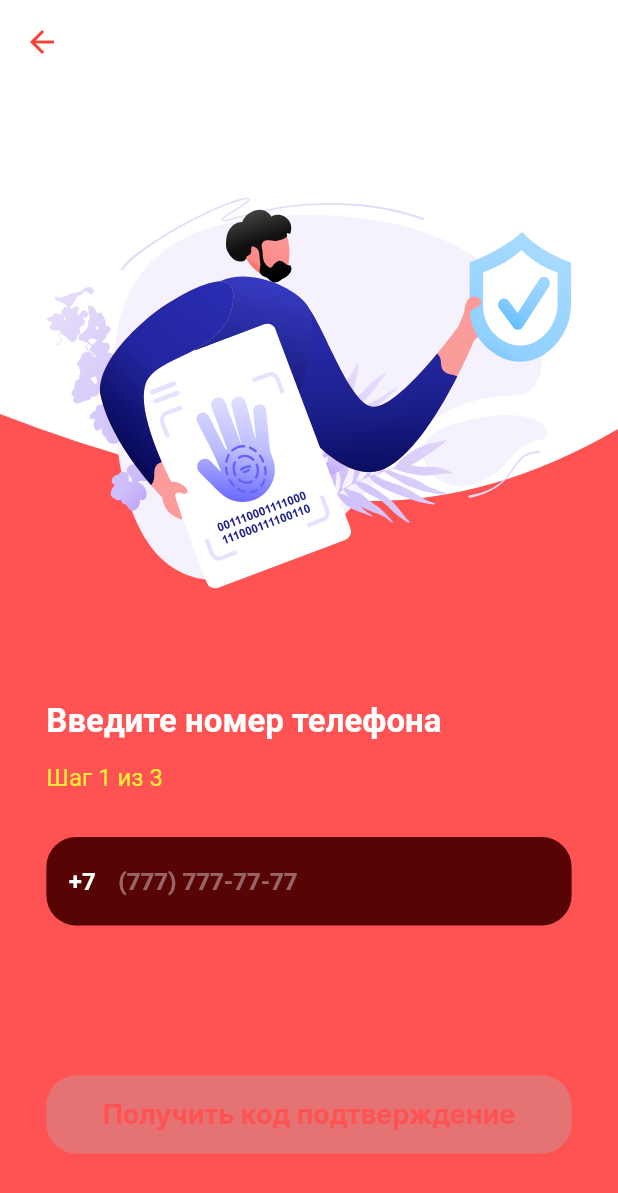
After one commit to maratbekovaidar/sulu-mobile-application, a Flutter app: the ResetPasswordPage screen opened by its route, on a phone screen of 412 x 824 dp. The commit adds this screen. Shown: the top 1193 px of the screen. Run offline on Flutter 3.47's test engine with Material 2 defaults, Android fonts, the phone set to English and light mode, and no system bars; our stand-ins replace bloc, cached_network_image, carousel_slider, chopper, dio, flutter_bloc and 12 more; missing offline and left inert: flutter_secure_storage_web, restart_app; accounts and stored records are empty; generated files the repository leaves out were written again; project files that could hold a hidden picture were left out.

Commit message:
[#20] feat(reset_password): initialize reset_password_page.dart

```diff
--- a/lib/configuration/route_generator.dart
+++ b/lib/configuration/route_generator.dart
@@ -4,6 +4,7 @@ import 'package:sulu_mobile_application/features/auth/views/screens/login_page.d
 import 'package:sulu_mobile_application/features/auth/views/screens/no_auth_page.dart';
 import 'package:sulu_mobile_application/features/auth/views/screens/otp_checking_page.dart';
 import 'package:sulu_mobile_application/features/auth/views/screens/register_page.dart';
+import 'package:sulu_mobile_application/features/auth/views/screens/reset_password/reset_password_page.dart';
 import 'package:sulu_mobile_application/features/auth/views/screens/step_registration/personal_registration_step.dart';
 import 'package:sulu_mobile_application/features/establishment/views/screens/establishments_page.dart';
 import 'package:sulu_mobile_application/features/favorite/views/screens/favorite_page.dart';
@@ -50,6 +51,8 @@ class RouteGenerator {
         return MaterialPageRoute(builder: (_) => const NoAuthPage());
       case '/step_registration':
         return _createRoute(const PersonalRegistrationStep());
+      case '/reset_password':
+        return _createRoute(const ResetPasswordPage());
         return MaterialPageRoute(builder: (_) => const PersonalRegistrationStep());
       case '/check_otp':
         if(args is OtpCheckingConstructor ){
--- /dev/null
+++ b/lib/features/auth/views/screens/reset_password/reset_password_page.dart
@@ -0,0 +1,290 @@
+
+import 'package:flutter/material.dart';
+import 'package:flutter/services.dart';
+import 'package:flutter_svg/flutter_svg.dart';
+import 'package:mask_text_input_formatter/mask_text_input_formatter.dart';
+import 'package:sulu_mobile_application/features/auth/views/screens/step_registration/otp_registration_step.dart';
+import 'package:sulu_mobile_application/features/auth/views/ui/my_clipper.dart';
+import 'package:sulu_mobile_application/utils/services/user_service.dart';
+
+class ResetPasswordPage extends StatefulWidget {
+  const ResetPasswordPage({Key? key}) : super(key: key);
+
+  @override
+  State<ResetPasswordPage> createState() => _ResetPasswordPageState();
+}
+
+class _ResetPasswordPageState extends State<ResetPasswordPage> {
+  /// Provider
+  final UserService _userProvider = UserService();
+
+  /// Phone Controller
+  TextEditingController phoneNumberController = TextEditingController();
+
+  /// States
+  String phoneNumberValidState = "null";
+
+  /// Phone number formatter
+  var maskFormatter = MaskTextInputFormatter(
+      mask: '(###) ###-##-##',
+      filter: { "#": RegExp(r'[0-9]') },
+      type: MaskAutoCompletionType.eager
+  );
+
+  @override
+  Widget build(BuildContext context) {
+
+    double width = MediaQuery.of(context).size.width;
+
+    return Scaffold(
+      resizeToAvoidBottomInset: false,
+      appBar: AppBar(
+        backgroundColor: Colors.white,
+        elevation: 0,
+        foregroundColor: Colors.red,
+      ),
+      backgroundColor: Colors.redAccent,
+      body: SingleChildScrollView(
+        reverse: true,
+        child: Stack(
+          children: [
+
+            /// Wave
+            ClipPath(
+                clipper: MyClipper(),
+                child: Container(
+                  height: 300,
+                  color: Colors.white,
+                )
+            ),
+
+            /// Content
+            Column(
+              mainAxisAlignment: MainAxisAlignment.spaceBetween,
+              children: [
+
+                /// Main Block
+                Column(
+                  mainAxisAlignment: MainAxisAlignment.start,
+                  children: [
+
+                    /// Illustration
+                    SvgPicture.asset(
+                      "assets/auth/auth_1.svg",
+                      semanticsLabel: 'Acme Logo',
+                      width: width,
+                    ),
+
+                    /// Labels and Inputs
+                    SizedBox(
+                      child: Column(
+                        children: [
+
+                          /// Title
+                          Row(
+                            mainAxisAlignment: MainAxisAlignment.center,
+                            children: [
+                              SizedBox(
+                                width: width * 0.85,
+                                child: const Text(
+                                  "Введите номер телефона",
+                                  style: TextStyle(
+                                      color: Colors.white,
+                                      fontWeight: FontWeight.bold,
+                                      fontSize: 22
+                                  ),
+                                ),
+                              ),
+                            ],
+                          ),
+                          const SizedBox(height: 15),
+
+                          /// Step
+                          Row(
+                            mainAxisAlignment: MainAxisAlignment.center,
+                            children: [
+                              SizedBox(
+                                width: width * 0.85,
+                                child: const Text(
+                                  "Шаг 1 из 3",
+                                  style: TextStyle(
+                                      color: Colors.yellow,
+                                      fontSize: 16
+                                  ),
+                                ),
+                              ),
+                            ],
+                          ),
+                          const SizedBox(height: 30),
+
+                          /// Phone Number
+                          Row(
+                            mainAxisAlignment: MainAxisAlignment.center,
+                            children: [
+                              SizedBox(
+                                width: width * 0.85,
+                                child: TextFormField(
+                                  controller: phoneNumberController,
+                                  keyboardType: TextInputType.phone,
+                                  inputFormatters: <TextInputFormatter>[
+                                    maskFormatter
+                                  ],
+                                  style: const TextStyle(
+                                      fontWeight: FontWeight.bold,
+                                      color: Colors.white
+                                  ),
+                                  decoration: InputDecoration(
+                                    fillColor: const Color(0xff570404),
+                                    filled: true,
+                                    prefixIcon: const Padding(
+                                        padding:
+                                        EdgeInsets.only(left: 15, top: 15, bottom: 15),
+                                        child: Text(
+                                          '+7',
+                                          style: TextStyle(
+                                              fontSize: 16,
+                                              color: Colors.white,
+                                              fontWeight: FontWeight.bold
+                                          ),
+                                        )
+                                    ),
+                                    border: OutlineInputBorder(
+                                        borderSide: BorderSide.none,
+                                        borderRadius: BorderRadius.circular(20)),
+                                    disabledBorder: OutlineInputBorder(
+                                        borderSide: BorderSide.none,
+                                        borderRadius: BorderRadius.circular(20)),
+                                    focusedBorder: OutlineInputBorder(
+                                        borderSide: BorderSide.none,
+                                        borderRadius: BorderRadius.circular(20)),
+                                    enabledBorder: OutlineInputBorder(
+                                        borderSide: BorderSide.none,
+                                        borderRadius: BorderRadius.circular(20)),
+                                    hintText: "(777) 777-77-77",
+                                    hintStyle: const TextStyle(
+                                        fontWeight: FontWeight.bold,
+                                        color: Colors.white38
+                                    ),
+                                    errorText: phoneNumberValidState == "exist" ? "Такой номер уже существует" : null,
+                                    errorStyle: const TextStyle(
+                                        color: Colors.yellow
+                                    ),
+
+                                    /// Phone number valid indicator
+                                    suffixIcon: maskFormatter.getUnmaskedText().length == 10 ? (
+                                        phoneNumberValidState == "valid" ? const Icon(
+                                          Icons.check,
+                                          color: Colors.green,
+                                        ) : phoneNumberValidState == "exist" ? GestureDetector(
+                                          onTap: () {
+                                            setState(() {
+                                              phoneNumberController.clear();
+                                              phoneNumberValidState = "null";
+                                            });
+                                          },
+                                          child: const Icon(
+                                            Icons.close,
+                                            color: Colors.redAccent,
+                                          ),
+                                        ) : phoneNumberValidState == "loading" ? Transform.scale(
+                                          scale: 0.5,
+                                          child: const CircularProgressIndicator(color: Colors.yellow),
+                                        ) : null
+                                    ) : null,
+                                    counterText: "",
+                                  ),
+                                  onChanged: (value) async {
+                                    if(maskFormatter.getUnmaskedText().length == 10) {
+                                      setState(() {
+                                        phoneNumberValidState = "loading";
+                                      });
+                                      int phoneNumberStatus = await _userProvider.verifyPhoneNumber("7" + maskFormatter.getUnmaskedText());
+                                      if(phoneNumberStatus == 200) {
+                                        setState(() {
+                                          phoneNumberValidState = "valid";
+                                        });
+                                      } else {
+                                        setState(() {
+                                          phoneNumberValidState = "exist";
+                                        });
+                                      }
+                                    }
+
+                                    if(maskFormatter.getUnmaskedText().length == 9) {
+                                      setState(() {
+                                        phoneNumberValidState = "null";
+                                      });
+                                    }
+                                  },
+                                  // maxLength: 10,
+                                ),
+                              ),
+                            ],
+                          ),
+                        ],
+                      ),
+                    ),
+                  ],
+                ),
+
+                const SizedBox(height: 100),
+
+                /// Button
+                Column(
+                  children: [
+                    Row(
+                      mainAxisAlignment: MainAxisAlignment.center,
+                      children: [
+                        SizedBox(
+                          width: width * 0.85,
+                          child: ElevatedButton(
+                            onPressed: phoneNumberValidState == "valid" ? () async {
+                              try {
+                                int otpStatus = await _userProvider.sendOtp("7"+maskFormatter.getUnmaskedText());
+                                if(otpStatus == 200) {
+                                  Navigator.push(context, MaterialPageRoute(builder: (context) => OtpRegistrationStep(phoneNumber: maskFormatter.getUnmaskedText())));
+                                } else {
+                                  ScaffoldMessenger.of(context).showSnackBar(const SnackBar(
+                                    content: Text("Не удалось отправить код подтверждение"),
+                                  ));
+                                }
+                              } catch(e) {
+                                ScaffoldMessenger.of(context).showSnackBar(const SnackBar(
+                                  content: Text("Не удалось отправить код подтверждение"),
+                                ));
+                              }
+                            } : () {},
+                            child: const Text(
+                              "Получить код подтверждение",
+                              style: TextStyle(
+                                  color: Colors.redAccent
+                              ),
+                            ),
+                            style: ButtonStyle(
+                              backgroundColor: MaterialStateProperty.all(phoneNumberValidState == "valid" ? Colors.white : Colors.red[300]),
+                              shape: MaterialStateProperty.all<RoundedRectangleBorder>(
+                                  RoundedRectangleBorder(
+                                    borderRadius: BorderRadius.circular(20.0),
+                                  )
+                              ),
+                            ),
+                          ),
+                        ),
+                      ],
+                    ),
+
+                    const SizedBox(height: 30),
+                  ],
+                ),
+
+                Padding(
+                  padding: EdgeInsets.only(bottom: MediaQuery.of(context).viewInsets.bottom),
+                )
+              ],
+            )
+          ],
+        ),
+      ),
+    );
+  }
+}
```
